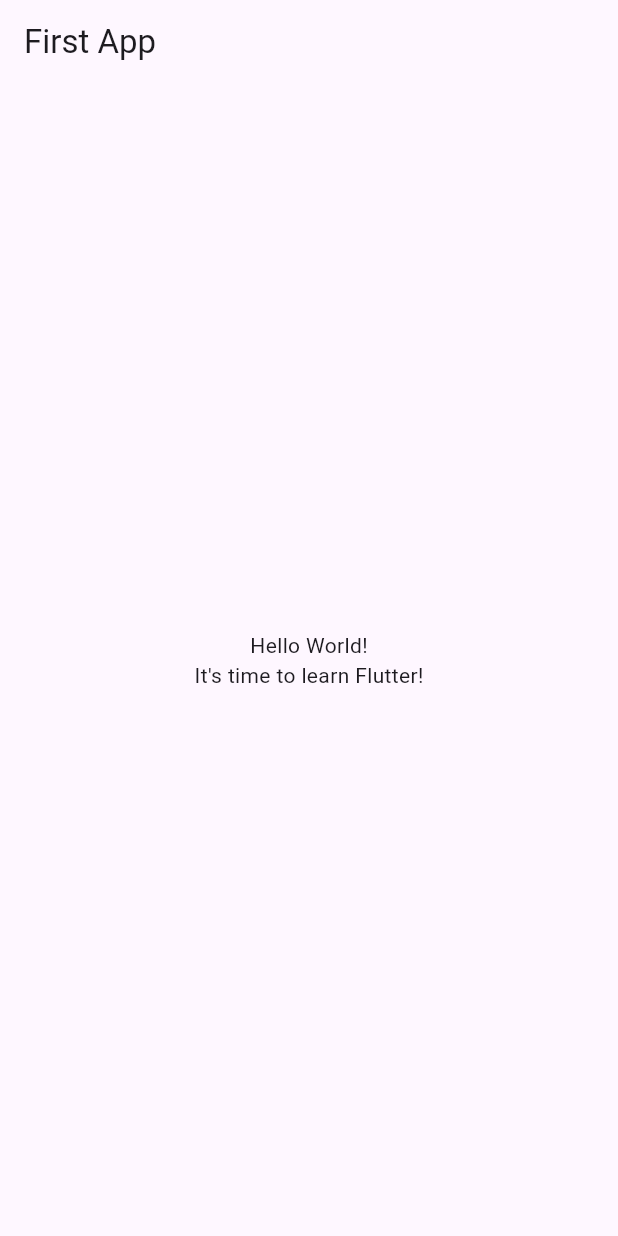
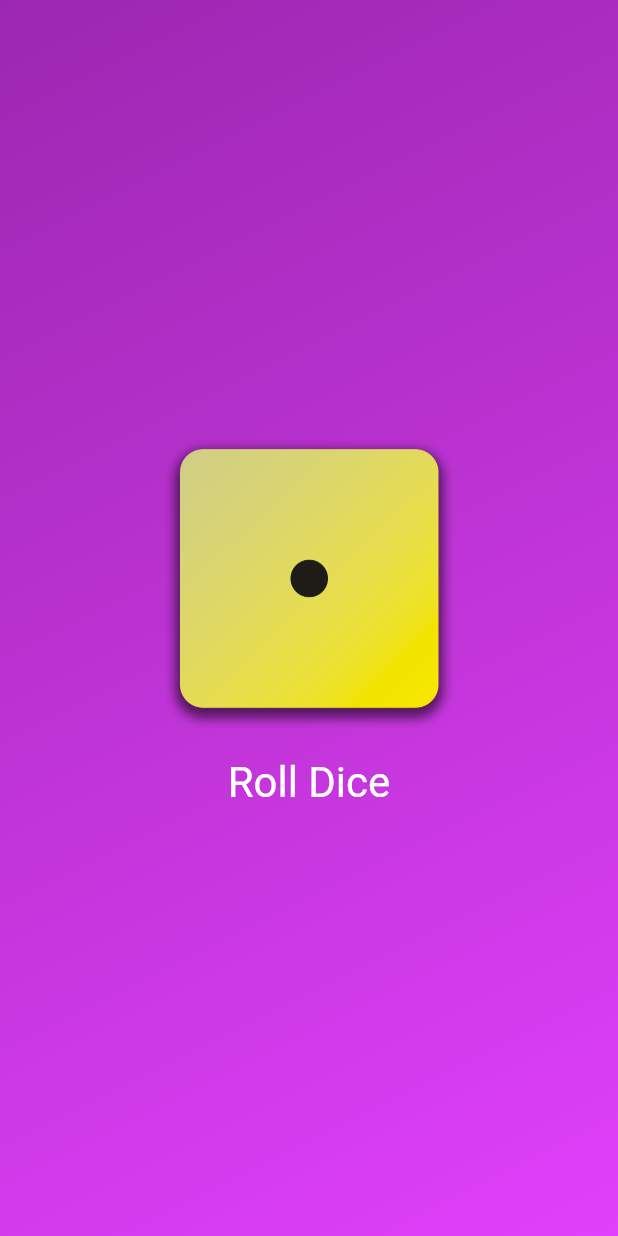
Before and after one commit to Balint19971/Flutter-Projects, a Flutter app: the screen it shows after launch, on a phone screen of 412 x 824 dp. Run offline on Flutter 3.47's test engine with Material 3 defaults, Android fonts, the phone set to English and light mode, and no system bars.

Commit message:
dice rolling feature implemented

```diff
--- /dev/null
+++ b/roll_dice_app/lib/dice_roller.dart
@@ -0,0 +1,46 @@
+import 'package:flutter/material.dart';
+import 'dart:math';
+
+final randomizer = Random();
+
+class DiceRoller extends StatefulWidget {
+  const DiceRoller({super.key});
+
+  @override
+  State<DiceRoller> createState() {
+    return _DiceRollerState();
+  }
+}
+
+class _DiceRollerState extends State<DiceRoller> {
+  var currentDiceNumber = 1;
+
+  void rollDice() {
+    setState(() {
+      currentDiceNumber = randomizer.nextInt(6) + 1;
+    });
+  }
+
+  @override
+  Widget build(context) {
+    return Column(
+      mainAxisSize: MainAxisSize.min,
+      children: [
+        Image.asset(
+          "assets/images/dice_images/dice-$currentDiceNumber.png",
+          width: 200,
+        ),
+        // const SizedBox(height: 20),
+        TextButton(
+          onPressed: rollDice,
+          style: TextButton.styleFrom(
+            padding: const EdgeInsets.only(top: 20),
+            foregroundColor: Colors.white,
+            textStyle: const TextStyle(fontSize: 28),
+          ),
+          child: const Text("Roll Dice"),
+        )
+      ],
+    );
+  }
+}
--- /dev/null
+++ b/roll_dice_app/lib/gradient_container.dart
@@ -0,0 +1,25 @@
+import 'package:flutter/material.dart';
+import 'package:roll_dice_app/dice_roller.dart';
+// import 'package:roll_dice_app/styled_text.dart';
+
+const startAlignment = Alignment.topLeft;
+const endAlignment = Alignment.bottomRight;
+
+class GradientContainer extends StatelessWidget {
+  final List<Color> colors;
+
+  const GradientContainer({super.key, required this.colors});
+
+  @override
+  Widget build(context) {
+    return Container(
+      decoration: BoxDecoration(
+        gradient: LinearGradient(
+            colors: colors, begin: startAlignment, end: endAlignment),
+      ),
+      child: const Center(
+        child: DiceRoller(),
+      ),
+    );
+  }
+}
--- a/roll_dice_app/lib/main.dart
+++ b/roll_dice_app/lib/main.dart
@@ -1,37 +1,13 @@
 import 'package:flutter/material.dart';
+import 'package:roll_dice_app/gradient_container.dart';
 
 void main() {
-  runApp(const MyApp());
+  runApp(
+    const MaterialApp(
+      home: Scaffold(
+        body: GradientContainer(
+            colors: [Colors.purple, Colors.purpleAccent]),
+      ),
+    ),
+  );
 }
-
-class MyApp extends StatelessWidget {
-  const MyApp({super.key});
-
-  @override
-  Widget build(BuildContext context) {
-    return MaterialApp(
-      title: 'Flutter Demo',
-      theme: ThemeData(
-        primarySwatch: Colors.blue,
-      ),
-      home: Scaffold(
-        appBar: AppBar(
-          title: const Text('First App'),
-        ),
-        body: const Center(
-          child: Column(
-            mainAxisAlignment: MainAxisAlignment.center,
-            children: [
-              Text(
-                'Hello World!',
-              ),
-              Text(
-                'It\'s time to learn Flutter!',
-              ),
-            ],
-          ),
-        ),
-      ),
-    );
-  }
-}
--- /dev/null
+++ b/roll_dice_app/lib/styled_text.dart
@@ -0,0 +1,16 @@
+import 'package:flutter/material.dart';
+
+class StyledText extends StatelessWidget {
+
+  final String text;
+
+  const StyledText(this.text, {super.key});
+
+  @override
+  Widget build(context) {
+    return Text(
+      text,
+      style: const TextStyle(color: Colors.white, fontSize: 28),
+    );
+  }
+}
```
Also changed, not shown: roll_dice_app/pubspec.yaml (+7 -1 lines), roll_dice_app/assets/images/dice_images/dice-1.png (added), roll_dice_app/assets/images/dice_images/dice-2.png (added), roll_dice_app/assets/images/dice_images/dice-3.png (added), roll_dice_app/assets/images/dice_images/dice-4.png (added), roll_dice_app/assets/images/dice_images/dice-5.png (added), roll_dice_app/assets/images/dice_images/dice-6.png (added).
